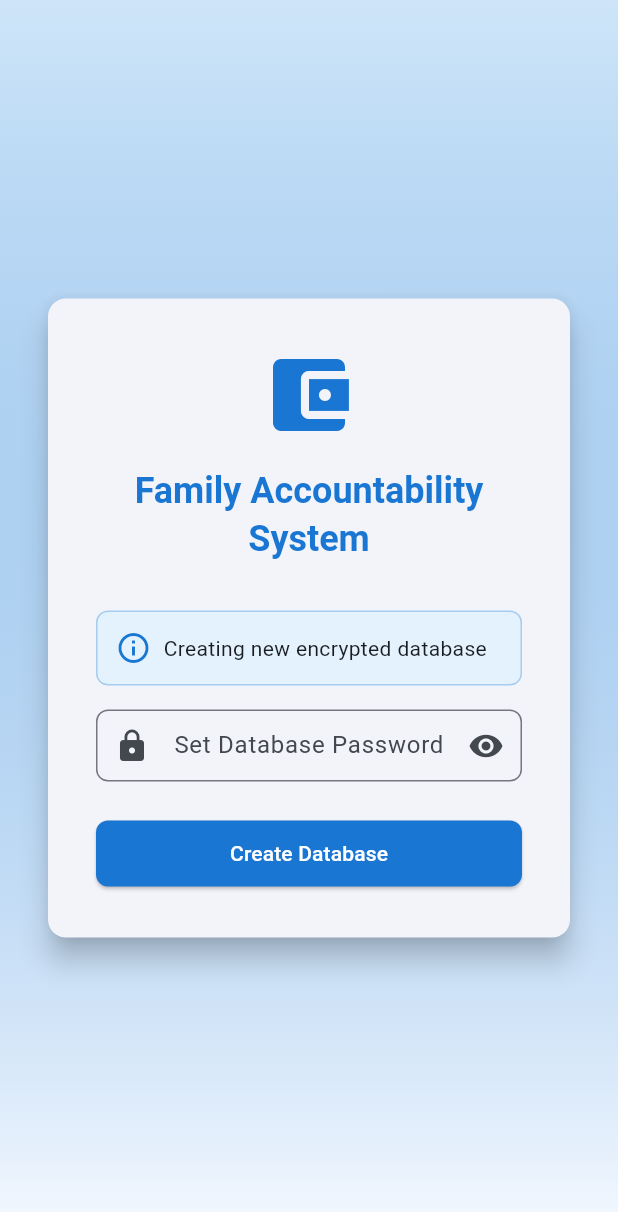
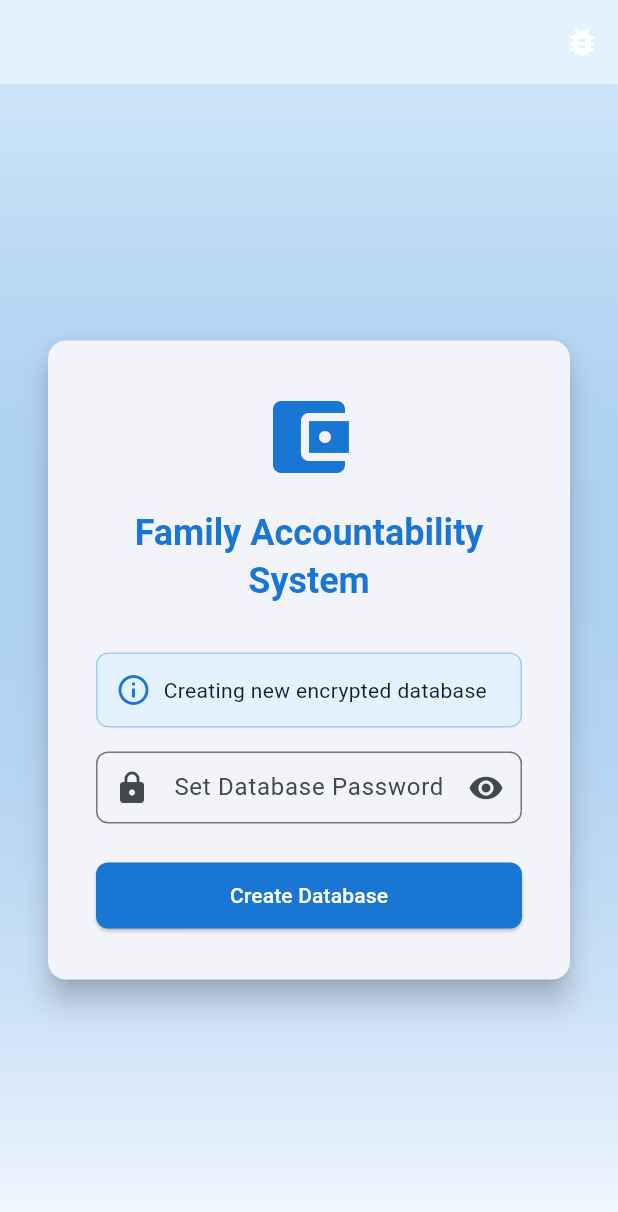
Before and after one commit to leandrorsampaio/Family-Accountability-System, a Flutter app: the screen it shows after launch, on a phone screen of 412 x 824 dp. Shown: the top 1212 px of the screen. Run offline on Flutter 3.47's test engine with Material 3 defaults, Android fonts, the phone set to English and light mode, and no system bars; our stand-ins replace logger, sqflite_common_ffi, sqflite_sqlcipher; accounts and stored records are empty.

Commit message:
Adding logs

```diff
--- a/family_accountability_system/lib/screens/login_screen.dart
+++ b/family_accountability_system/lib/screens/login_screen.dart
@@ -5,6 +5,7 @@ import 'package:path/path.dart' as path;
 import '../database/database_helper.dart';
 import '../utils/app_logger.dart';
 import 'main_screen.dart';
+import 'debug_logs_screen.dart';
 
 class LoginScreen extends StatefulWidget {
   const LoginScreen({super.key});
@@ -150,6 +151,22 @@ class _LoginScreenState extends State<LoginScreen> {
   @override
   Widget build(BuildContext context) {
     return Scaffold(
+      appBar: AppBar(
+        title: const Text(''),
+        backgroundColor: Colors.transparent,
+        elevation: 0,
+        actions: [
+          IconButton(
+            icon: const Icon(Icons.bug_report),
+            onPressed: () {
+              Navigator.of(context).push(
+                MaterialPageRoute(builder: (context) => const DebugLogsScreen()),
+              );
+            },
+            tooltip: 'View Debug Logs',
+          ),
+        ],
+      ),
       body: Container(
         width: double.infinity,
         height: double.infinity,
--- a/family_accountability_system/lib/utils/app_logger.dart
+++ b/family_accountability_system/lib/utils/app_logger.dart
@@ -1,4 +1,24 @@
 import 'package:logger/logger.dart';
+
+// In-memory logger for displaying logs in the app
+class InMemoryLogger {
+  static final List<String> _logs = [];
+  static const int maxLogs = 1000; // Keep last 1000 log entries
+
+  static void addLog(String message) {
+    final timestamp = DateTime.now().toString().substring(11, 19);
+    final logEntry = '[$timestamp] $message';
+    _logs.add(logEntry);
+
+    // Keep only the last maxLogs entries
+    if (_logs.length > maxLogs) {
+      _logs.removeAt(0);
+    }
+  }
+
+  static List<String> getLogs() => List.unmodifiable(_logs);
+  static void clearLogs() => _logs.clear();
+}
 
 class AppLogger {
   static final Logger _logger = Logger(
@@ -14,41 +34,57 @@ class AppLogger {
 
   // Debug level logging
   static void debug(String message, [dynamic error, StackTrace? stackTrace]) {
+    final logMsg = 'DEBUG: $message${error != null ? ' - Error: $error' : ''}';
+    InMemoryLogger.addLog(logMsg);
     _logger.d(message, error: error, stackTrace: stackTrace);
   }
 
   // Info level logging
   static void info(String message, [dynamic error, StackTrace? stackTrace]) {
+    final logMsg = 'INFO: $message${error != null ? ' - Error: $error' : ''}';
+    InMemoryLogger.addLog(logMsg);
     _logger.i(message, error: error, stackTrace: stackTrace);
   }
 
   // Warning level logging
   static void warning(String message, [dynamic error, StackTrace? stackTrace]) {
+    final logMsg = '⚠️ WARNING: $message${error != null ? ' - Error: $error' : ''}';
+    InMemoryLogger.addLog(logMsg);
     _logger.w(message, error: error, stackTrace: stackTrace);
   }
 
   // Error level logging
   static void error(String message, [dynamic error, StackTrace? stackTrace]) {
+    final logMsg = '🚨 ERROR: $message${error != null ? ' - Error: $error' : ''}';
+    InMemoryLogger.addLog(logMsg);
     _logger.e(message, error: error, stackTrace: stackTrace);
   }
 
   // Fatal level logging
   static void fatal(String message, [dynamic error, StackTrace? stackTrace]) {
+    final logMsg = '💀 FATAL: $message${error != null ? ' - Error: $error' : ''}';
+    InMemoryLogger.addLog(logMsg);
     _logger.f(message, error: error, stackTrace: stackTrace);
   }
 
   // Database specific logging
   static void database(String operation, String message, [dynamic error, StackTrace? stackTrace]) {
+    final logMsg = '🗄️ DB $operation: $message${error != null ? ' - Error: $error' : ''}';
+    InMemoryLogger.addLog(logMsg);
     _logger.i('🗄️ DB $operation: $message', error: error, stackTrace: stackTrace);
   }
 
   // UI specific logging
   static void ui(String component, String message, [dynamic error, StackTrace? stackTrace]) {
+    final logMsg = '🖼️ UI $component: $message${error != null ? ' - Error: $error' : ''}';
+    InMemoryLogger.addLog(logMsg);
     _logger.d('🖼️ UI $component: $message', error: error, stackTrace: stackTrace);
   }
 
   // Authentication specific logging
   static void auth(String message, [dynamic error, StackTrace? stackTrace]) {
+    final logMsg = '🔐 AUTH: $message${error != null ? ' - Error: $error' : ''}';
+    InMemoryLogger.addLog(logMsg);
     _logger.i('🔐 AUTH: $message', error: error, stackTrace: stackTrace);
   }
 }
```
Also changed, not shown: family_accountability_system/lib/screens/debug_logs_screen.dart (added, +141 -0 lines), family_accountability_system/lib/screens/main_screen.dart (+10 -0 lines), 1 other file.
